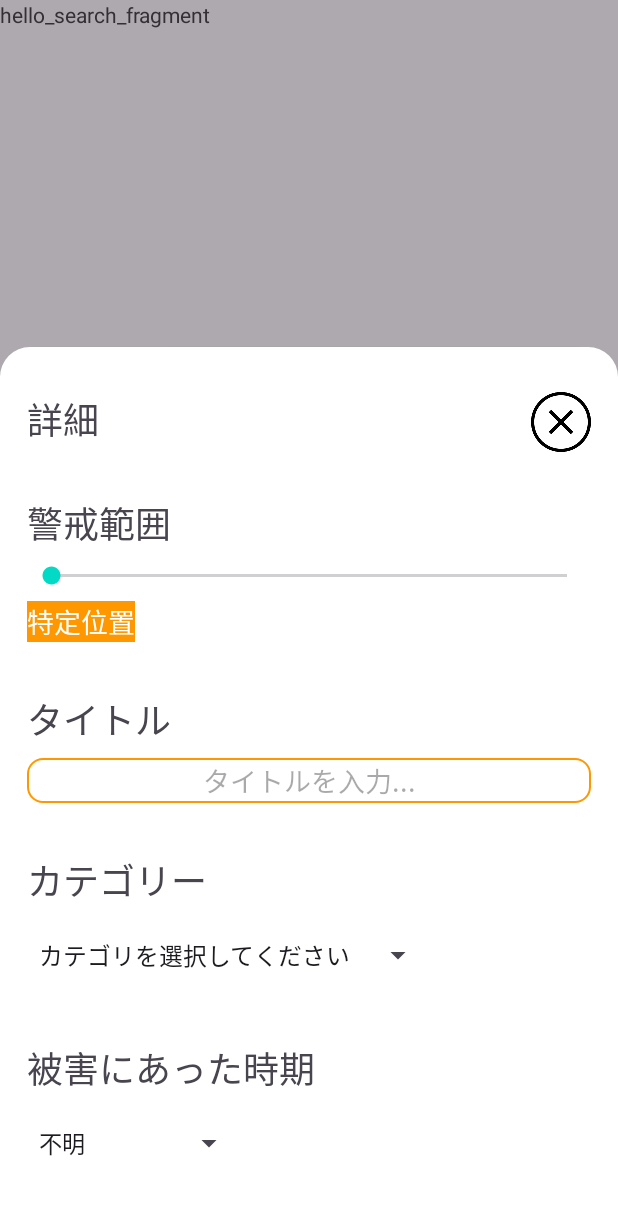
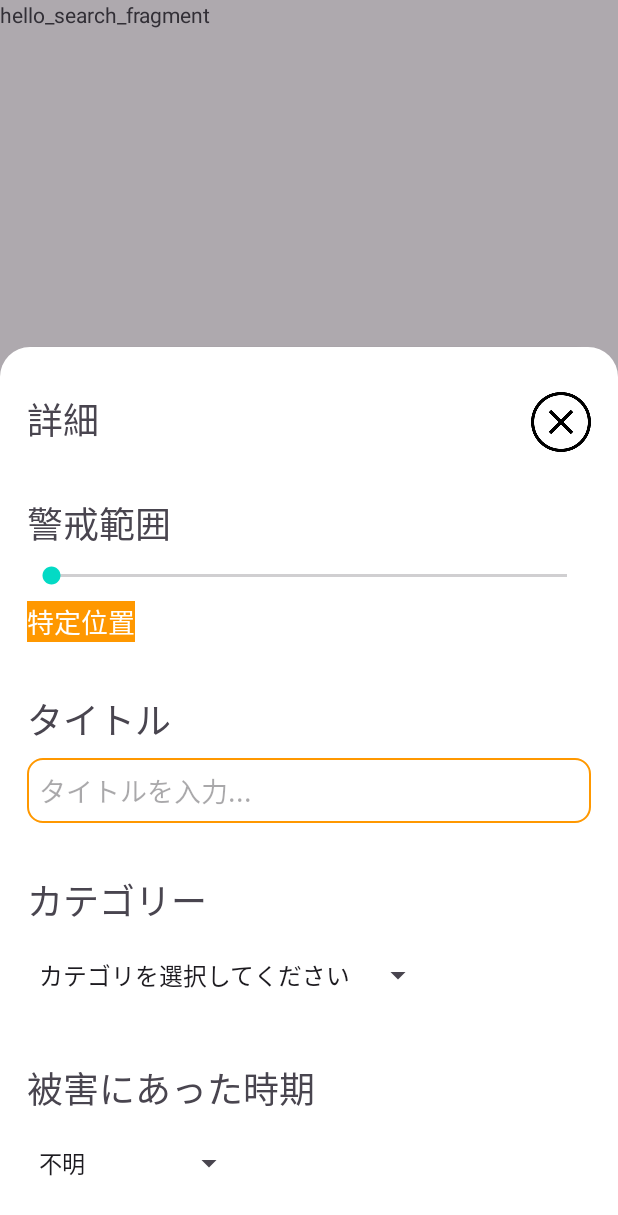
Before and after one commit to Masa222a/replacepraeparet, an Android app: the fragment PostBottomSheetFragment placed in its activity, on a phone screen of 412 x 824 dp. Shown: the top 1215 px of the screen. Run offline under Robolectric (Android 15) with nearby library versions, the phone set to English and light mode, and no system bars; our stand-ins replace Picasso, navigation-ui; pictures from the network do not load; 2 statements that could not run were skipped.

Commit message:
ボトムシートにある入力欄の余白を追加する

```diff
--- a/app/src/main/res/layout/fragment_post_bottom_sheet.xml
+++ b/app/src/main/res/layout/fragment_post_bottom_sheet.xml
@@ -106,8 +106,9 @@
             android:hint="@string/title_text_hint"
             android:minHeight="30dp"
             android:textSize="18dp"
-            android:gravity="center"
+            android:gravity="top|left"
             android:layout_marginTop="8dp"
+            android:padding="8dp"
             app:layout_constraintStart_toStartOf="parent"
             app:layout_constraintTop_toBottomOf="@+id/title_label" />
 
@@ -192,6 +193,8 @@
             android:layout_width="match_parent"
             android:layout_height="100dp"
             android:layout_marginTop="8dp"
+            android:padding="8dp"
+            android:gravity="top|left"
             android:background="@drawable/bg_edittext"
             app:layout_constraintStart_toStartOf="@id/address_label"
             app:layout_constraintTop_toBottomOf="@id/address_label" />
@@ -262,6 +265,9 @@
             android:layout_width="match_parent"
             android:layout_height="100dp"
             android:layout_marginTop="8dp"
+            android:padding="8dp"
+            android:hint="@string/enter_text"
+            android:gravity="top|left"
             android:background="@drawable/bg_edittext"
             app:layout_constraintStart_toStartOf="@id/comment_label"
             app:layout_constraintTop_toBottomOf="@id/comment_label" />
--- a/app/src/main/res/values/strings.xml
+++ b/app/src/main/res/values/strings.xml
@@ -49,4 +49,5 @@
     <string name="title_text_hint">タイトルを入力...</string>
     <string name="specific_position">特定位置</string>
     <string name="choose_image_alert_text">写真は５枚まで選択できます。</string>
+    <string name="enter_text">文章を入力...</string>
 </resources>
```
